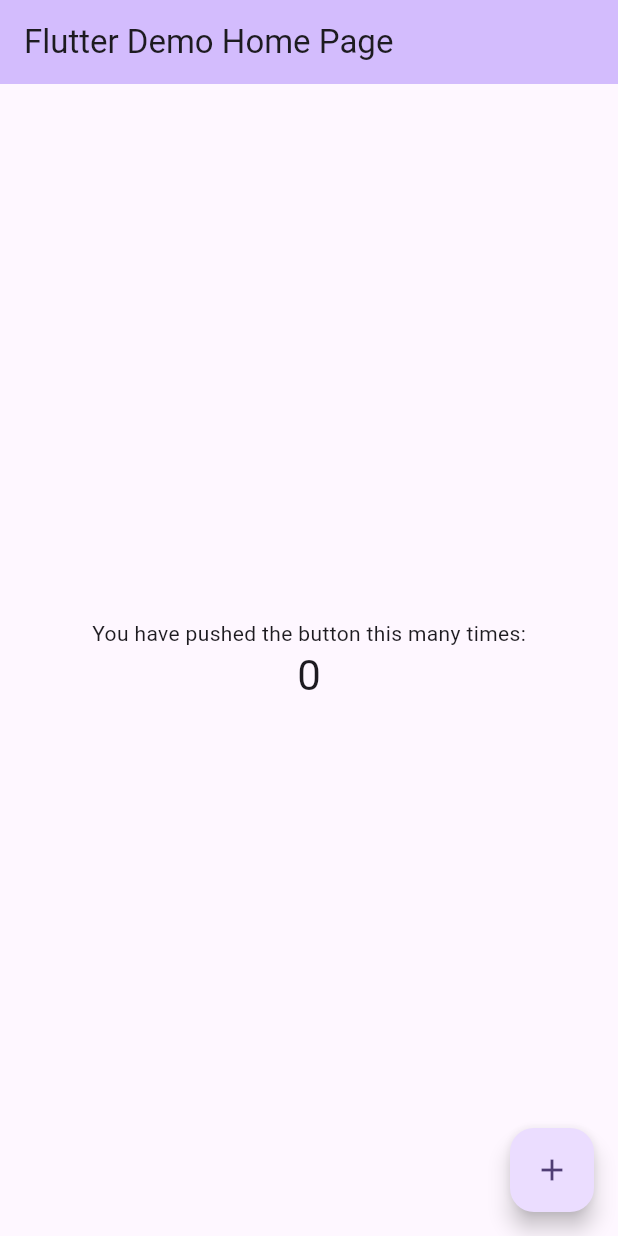
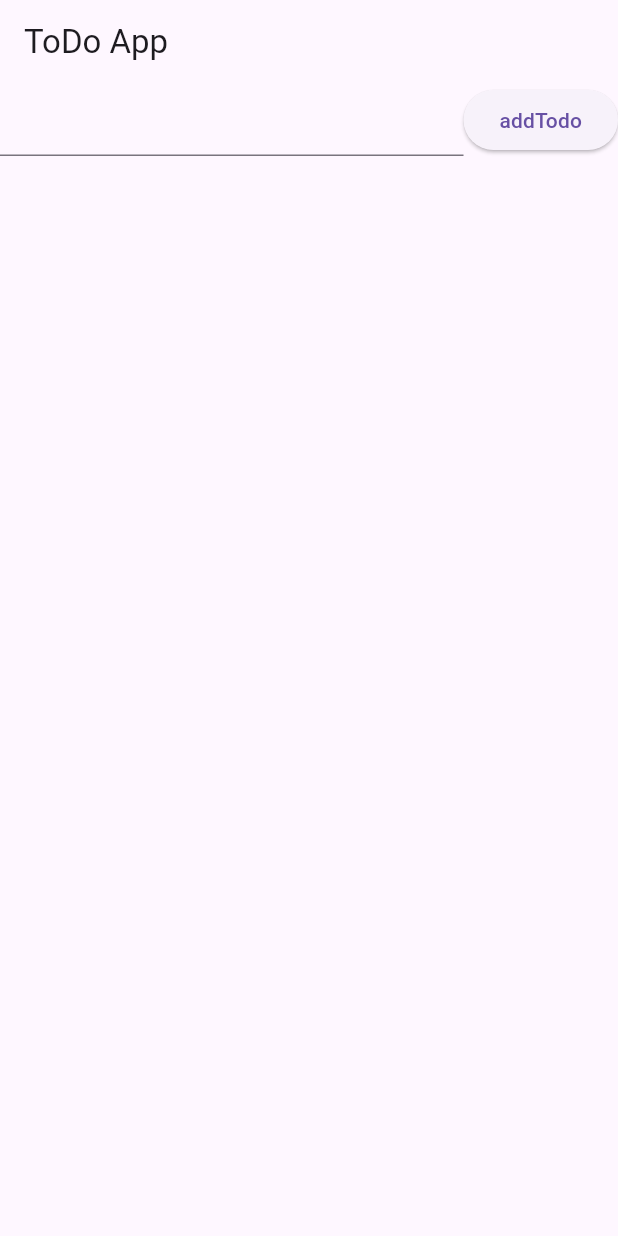
Before and after one commit to coccoto/flutter-todo, a Flutter app: the screen it shows after launch, on a phone screen of 412 x 824 dp. Run offline on Flutter 3.47's test engine with Material 3 defaults, Android fonts, the phone set to English and light mode, and no system bars.

Commit message:
2025-01-12 04:35:39

```diff
--- a/lib/main.dart
+++ b/lib/main.dart
@@ -6,120 +6,78 @@ void main() {
 
 class MyApp extends StatelessWidget {
   const MyApp({super.key});
+  final String title = 'ToDo App';
 
-  // This widget is the root of your application.
   @override
   Widget build(BuildContext context) {
     return MaterialApp(
-      title: 'Flutter Demo',
+      title: title,
       theme: ThemeData(
-        // This is the theme of your application.
-        //
-        // TRY THIS: Try running your application with "flutter run". You'll see
-        // the application has a purple toolbar. Then, without quitting the app,
-        // try changing the seedColor in the colorScheme below to Colors.green
-        // and then invoke "hot reload" (save your changes or press the "hot
-        // reload" button in a Flutter-supported IDE, or press "r" if you used
-        // the command line to start the app).
-        //
-        // Notice that the counter didn't reset back to zero; the application
-        // state is not lost during the reload. To reset the state, use hot
-        // restart instead.
-        //
-        // This works for code too, not just values: Most code changes can be
-        // tested with just a hot reload.
-        colorScheme: ColorScheme.fromSeed(seedColor: Colors.deepPurple),
         useMaterial3: true,
       ),
-      home: const MyHomePage(title: 'Flutter Demo Home Page'),
+      home: ToDoPage(title: title),
     );
   }
 }
 
-class MyHomePage extends StatefulWidget {
-  const MyHomePage({super.key, required this.title});
-
-  // This widget is the home page of your application. It is stateful, meaning
-  // that it has a State object (defined below) that contains fields that affect
-  // how it looks.
-
-  // This class is the configuration for the state. It holds the values (in this
-  // case the title) provided by the parent (in this case the App widget) and
-  // used by the build method of the State. Fields in a Widget subclass are
-  // always marked "final".
-
+class ToDoPage extends StatefulWidget {
+  const ToDoPage({super.key, required this.title});
   final String title;
 
   @override
-  State<MyHomePage> createState() => _MyHomePageState();
+  State<ToDoPage> createState() => _ToDoPageState();
 }
 
-class _MyHomePageState extends State<MyHomePage> {
-  int _counter = 0;
+class _ToDoPageState extends State<ToDoPage> {
+  final List<String> _todoList = [];
+  final TextEditingController _controller = TextEditingController();
 
-  void _incrementCounter() {
+  void _addTodo() {
     setState(() {
-      // This call to setState tells the Flutter framework that something has
-      // changed in this State, which causes it to rerun the build method below
-      // so that the display can reflect the updated values. If we changed
-      // _counter without calling setState(), then the build method would not be
-      // called again, and so nothing would appear to happen.
-      _counter++;
+      _todoList.add(_controller.text);
+    });
+    _controller.clear();
+  }
+
+  void _removeTodo(int index) {
+    setState(() {
+      _todoList.removeAt(index);
     });
   }
 
   @override
   Widget build(BuildContext context) {
-    // This method is rerun every time setState is called, for instance as done
-    // by the _incrementCounter method above.
-    //
-    // The Flutter framework has been optimized to make rerunning build methods
-    // fast, so that you can just rebuild anything that needs updating rather
-    // than having to individually change instances of widgets.
     return Scaffold(
         appBar: AppBar(
-        // TRY THIS: Try changing the color here to a specific color (to
-        // Colors.amber, perhaps?) and trigger a hot reload to see the AppBar
-        // change color while the other colors stay the same.
-        backgroundColor: Theme.of(context).colorScheme.inversePrimary,
-        // Here we take the value from the MyHomePage object that was created by
-        // the App.build method, and use it to set our appbar title.
           title: Text(widget.title),
         ),
-      body: Center(
-        // Center is a layout widget. It takes a single child and positions it
-        // in the middle of the parent.
-        child: Column(
-          // Column is also a layout widget. It takes a list of children and
-          // arranges them vertically. By default, it sizes itself to fit its
-          // children horizontally, and tries to be as tall as its parent.
-          //
-          // Column has various properties to control how it sizes itself and
-          // how it positions its children. Here we use mainAxisAlignment to
-          // center the children vertically; the main axis here is the vertical
-          // axis because Columns are vertical (the cross axis would be
-          // horizontal).
-          //
-          // TRY THIS: Invoke "debug painting" (choose the "Toggle Debug Paint"
-          // action in the IDE, or press "p" in the console), to see the
-          // wireframe for each widget.
-          mainAxisAlignment: MainAxisAlignment.center,
-          children: <Widget>[
-            const Text(
-              'You have pushed the button this many times:',
-            ),
-            Text(
-              '$_counter',
-              style: Theme.of(context).textTheme.headlineMedium,
+        body: Column(children: [
+          Row(
+            children: [
+              Expanded(
+                  child: TextField(
+                controller: _controller,
+              )),
+              ElevatedButton(
+                onPressed: _addTodo,
+                child: Text('addTodo'),
               ),
             ],
           ),
+          Expanded(
+            child: ListView.builder(
+                itemCount: _todoList.length,
+                itemBuilder: (context, index) {
+                  return Card(
+                      child: ListTile(
+                    title: Text(_todoList[index]),
+                    trailing: ElevatedButton(
+                      onPressed: () => {_removeTodo(index)},
+                      child: Text('removeTodo'),
                     ),
-      floatingActionButton: FloatingActionButton(
-        onPressed: _incrementCounter,
-        tooltip: 'Increment',
-        child: const Icon(Icons.add),
-      ), // This trailing comma makes auto-formatting nicer for build methods.
-    );
+                  ));
+                }),
+          )
+        ]));
   }
 }
```
Lines whose indentation alone changed are shown as unchanged.
